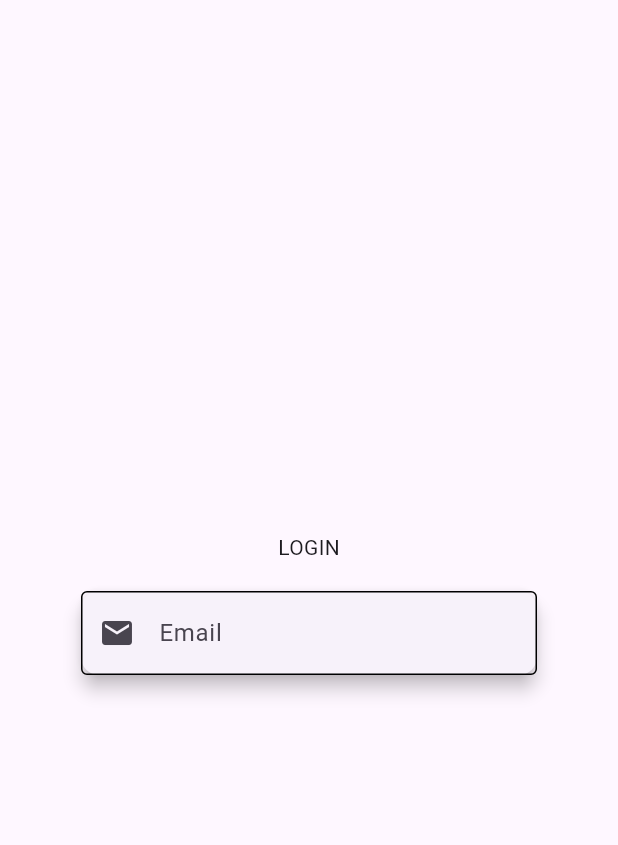
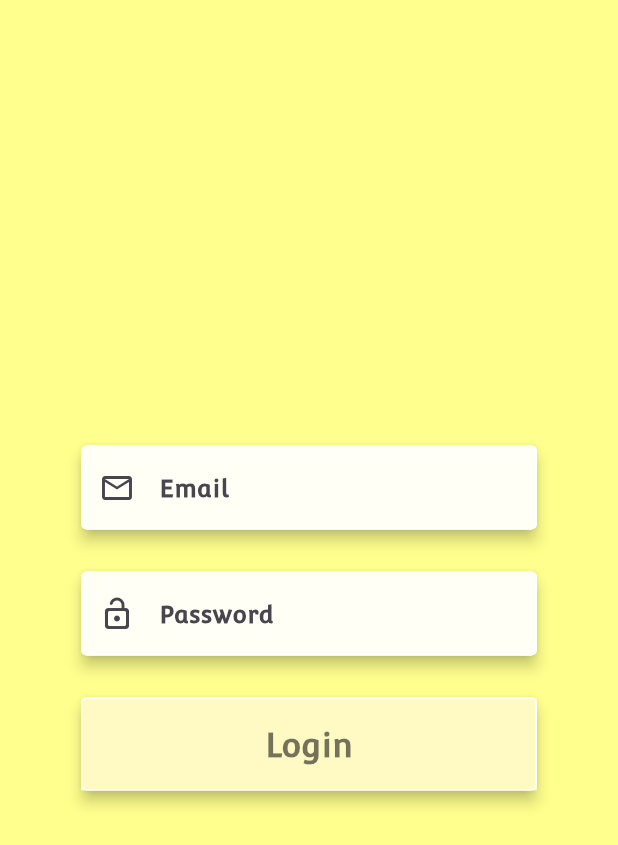
Before and after one commit to RohitGiri420/Flutter--Note-App, a Flutter app: the screen it shows after launch, on a phone screen of 412 x 824 dp. Shown: the top 845 px of the screen. Run offline on Flutter 3.47's test engine with Material 3 defaults, Android fonts, the phone set to English and light mode, and no system bars; our stand-ins replace lottie, shared_preferences; project files that could hold a hidden picture were left out.

Commit message:
Login Screen is added

```diff
--- a/lib/Screens/LoginScreen.dart
+++ b/lib/Screens/LoginScreen.dart
@@ -1,5 +1,6 @@
 import 'package:flutter/material.dart';
 import 'package:notesapp/Widget/UIHelper.dart';
+import 'package:shared_preferences/shared_preferences.dart';
 
 class LoginScreen extends StatefulWidget {
   const LoginScreen({super.key});
@@ -9,18 +10,45 @@ class LoginScreen extends StatefulWidget {
 }
 
 class _LoginScreenState extends State<LoginScreen> {
+  TextEditingController emailcontroller = TextEditingController();
+  TextEditingController passcontroller = TextEditingController();
+
+  String? Email;
+  String? Password;
+
   @override
   Widget build(BuildContext context) {
     return Scaffold(
-
-      body: Column(
-        mainAxisAlignment: MainAxisAlignment.center,
-        children: [
-          Text("LOGIN"),
-          UiHelper.CustomTextField(),
-        ],
+      backgroundColor: Colors.yellowAccent.shade100,
+      body: Center(
+        child: Column(
+          mainAxisAlignment: MainAxisAlignment.center,
+          children: [
+            UiHelper.CustomTextField(
+                Hint: "Email",
+                controller: emailcontroller,
+                icon: Icons.email_outlined,
+                obscure: false),
+            UiHelper.CustomTextField(
+                Hint: "Password",
+                controller: passcontroller,
+                icon: Icons.lock_open_rounded,
+                obscure: true),
+            UiHelper.CustomLoginButton(() => setData()),
+          ],
+        ),
       ),
-
     );
   }
+
+  setData() async{
+    SharedPreferences preffs = await SharedPreferences.getInstance();
+
+    Email = emailcontroller.text.toString();
+    Password = passcontroller.text.toString();
+
+    preffs.setString("Email", Email!);
+    preffs.setString("Password", Password!);
+  }
+
 }
--- a/lib/Screens/SplashScreen.dart
+++ b/lib/Screens/SplashScreen.dart
@@ -1,5 +1,6 @@
 import 'package:flutter/material.dart';
 import 'package:lottie/lottie.dart';
+import 'package:shared_preferences/shared_preferences.dart';
 
 class SplashScreen extends StatefulWidget {
   const SplashScreen({super.key});
@@ -9,6 +10,17 @@ class SplashScreen extends StatefulWidget {
 }
 
 class _SplashScreenState extends State<SplashScreen> {
+
+  String? Email;
+  String? Password;
+
+  @override
+  void initState() {
+    // TODO: implement initState
+    super.initState();
+
+
+  }
   @override
   Widget build(BuildContext context) {
     return Scaffold(
@@ -22,4 +34,10 @@ class _SplashScreenState extends State<SplashScreen> {
       ),
     );
   }
+
+  getData() async{
+    SharedPreferences preffs = await SharedPreferences.getInstance();
+    Email = await preffs.getString("Email");
+    Password = await preffs.getString("Password");
+  }
 }
--- a/lib/Widget/UIHelper.dart
+++ b/lib/Widget/UIHelper.dart
@@ -1,22 +1,62 @@
 import 'package:flutter/material.dart';
 
-class UiHelper{
-static CustomTextField(){
+class UiHelper {
+  static CustomTextField(
+      {required String Hint,
+      required TextEditingController controller,
+      required IconData icon,
+      required bool obscure}) {
+    return Padding(
+      padding: const EdgeInsets.symmetric(horizontal: 50, vertical: 10),
+      child: Card(
+        elevation: 4,
+        surfaceTintColor: Colors.yellowAccent.shade100,
+        color: Colors.white,
+        shadowColor: Colors.black,
+        shape: OutlineInputBorder(
+            borderRadius: BorderRadius.circular(4),
+            borderSide: BorderSide(color: Colors.white)),
+        child: TextField(
+          style: TextStyle(fontFamily: 'Custom'),
+          controller: controller,
+          obscureText: obscure,
+          decoration: InputDecoration(
+              hintText: Hint,
+              hintStyle: TextStyle(fontFamily: 'Custom',fontWeight: FontWeight.w600),
 
+              prefixIcon: Icon(icon),
+              enabledBorder: OutlineInputBorder(
+                  borderRadius: BorderRadius.circular(4),
+                  borderSide: BorderSide(color: Colors.white)),
+              focusedBorder: OutlineInputBorder(
+                  borderRadius: BorderRadius.circular(4),
+                  borderSide: BorderSide(color: Colors.white))),
+        ),
+      ),
+    );
+  }
+
+ static CustomLoginButton(VoidCallback onpressed){
     return Padding(
-   padding: const EdgeInsets.symmetric(horizontal: 50,vertical: 15),
+      padding: const EdgeInsets.symmetric(horizontal: 50,vertical: 10),
+      child: InkWell(
+        onTap: onpressed,
         child: Card(
-     elevation: 5,
-     child: TextField(
-       decoration: InputDecoration(
-         label: Text("Email"),
-         prefixIcon: Icon(Icons.email),
-         enabledBorder: OutlineInputBorder(
-         )
+          elevation: 4,
+          surfaceTintColor: Colors.yellowAccent.shade100,
+          color: Colors.white,
+          shadowColor: Colors.black,
+          shape: OutlineInputBorder(
+              borderRadius: BorderRadius.circular(4),
+              borderSide: BorderSide(color: Colors.white)),
+          child: Container(
+            height: 62,
+            width: 350,
+            color: Colors.yellow.shade100,
+            child: Center(child: Text("Login",style: TextStyle(fontFamily: 'Custom',fontSize: 22,fontWeight: FontWeight.w900,color: Colors.black54),)),
           ),
         ),
       ),
     );
-
  }
 }
```
Also changed, not shown: pubspec.yaml (+5 -4 lines), asset/font/Convergence-Regular.ttf (added), lib/Screens/HomeScreen.dart (added), pubspec.lock, 1 other file. Lines whose indentation alone changed are shown as unchanged.
